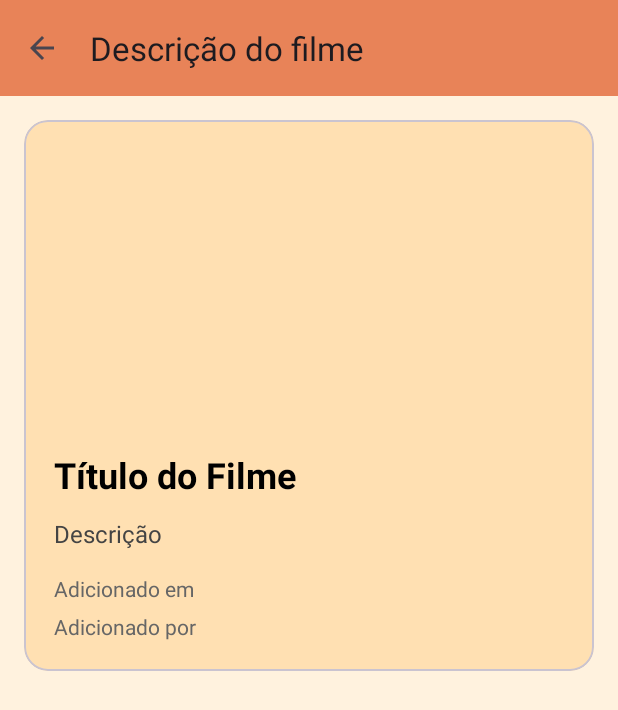
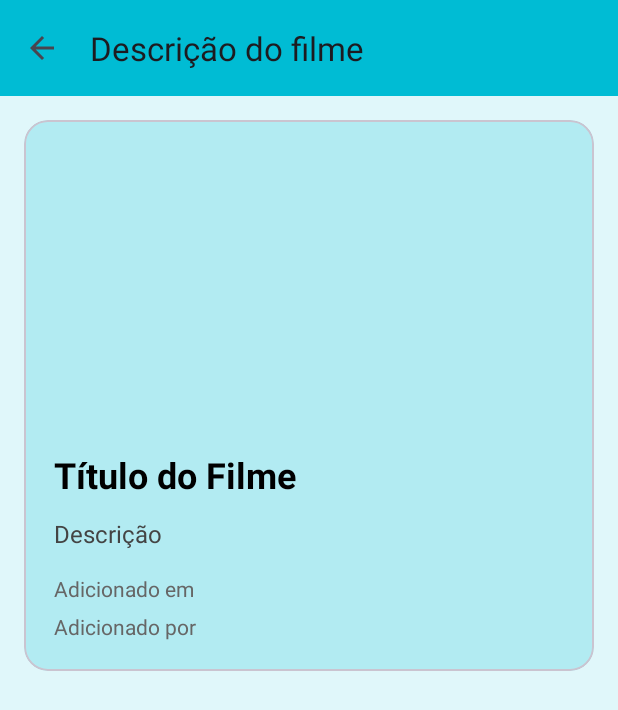
Before and after one commit to cleiton-bp/tecnologias-moveis-ap2, an Android app: the DetailsActivity screen opened directly, with no data from a screen before it, on a phone screen of 412 x 824 dp. Shown: the top 710 px of the screen. Run offline under Robolectric (Android 15) with nearby library versions, the phone set to English and light mode, and no system bars.

Commit message:
adjusted in colors

```diff
--- a/app/src/main/res/values/colors.xml
+++ b/app/src/main/res/values/colors.xml
@@ -1,8 +1,8 @@
 <?xml version="1.0" encoding="utf-8"?>
 <resources>
     <color name="black">#FF000000</color>
-    <color name="white">#FFFFFFFF</color>
-    <color name="toolbar_color">#E88358</color>
-    <color name="details_card_color">#FFFFE0B2</color>
-    <color name="details_color">#fff2de</color>
+    <color name="white">#9AFFFFFF</color>
+    <color name="toolbar_color">#00BCD4</color>
+    <color name="details_card_color">#B2EBF2</color>
+    <color name="details_color">#E0F7FA</color>
 </resources>
```
